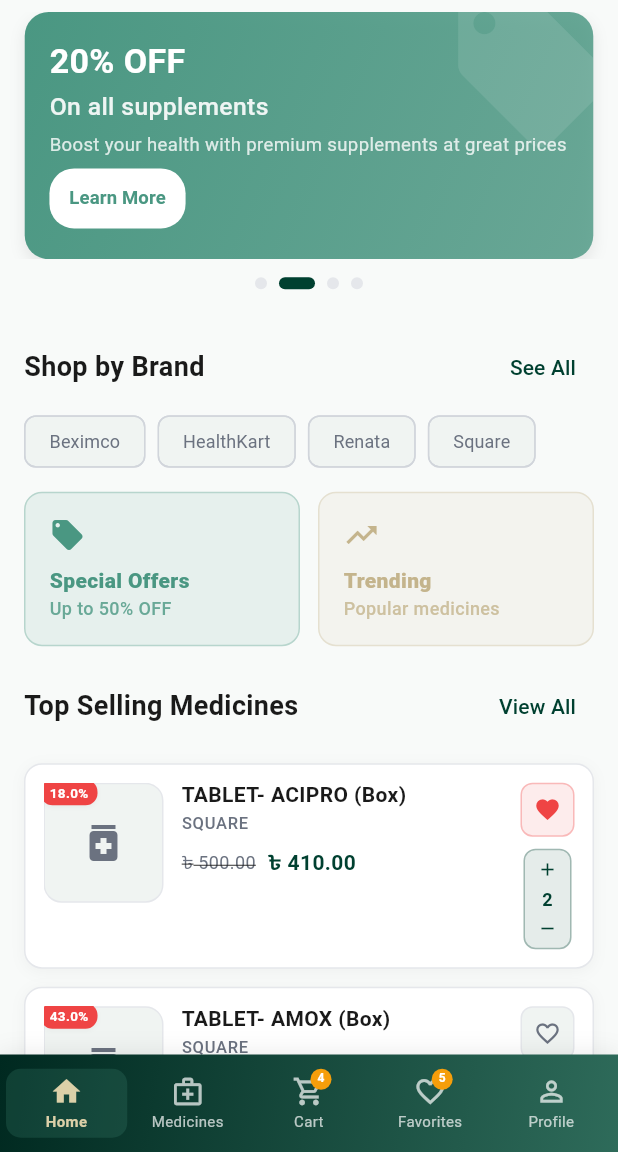
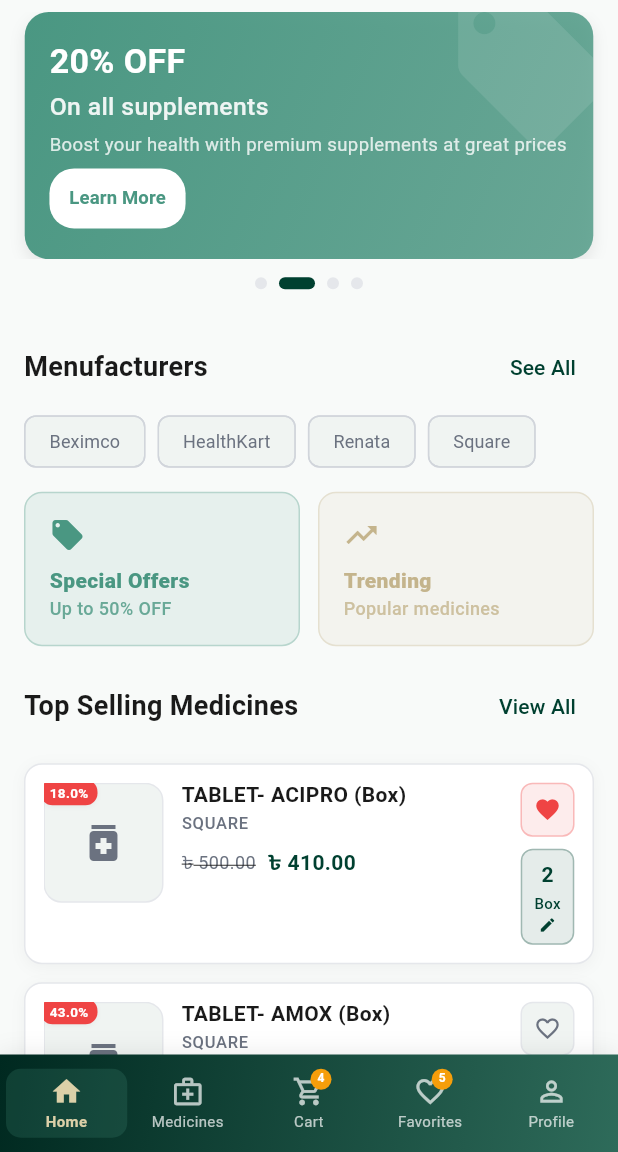
Before and after one commit to mahdi-islam-pranto/medicineMart, a Flutter app: the screen it shows after launch, on a phone screen of 412 x 824 dp, the part 84-1236 px from its top. Run offline on Flutter 3.47's test engine with Material 3 defaults, Android fonts, the phone set to English and light mode, and no system bars; our stand-ins replace equatable, flutter_bloc; network calls fail.

Commit message:
select quatity as a bottom sheet on add to cart option

```diff
--- a/lib/bloc/cubits/explore_products_cubit.dart
+++ b/lib/bloc/cubits/explore_products_cubit.dart
@@ -106,7 +106,8 @@ class ExploreProductsCubit extends Cubit<ExploreProductsState> {
         currentFilter: initialFilter,
       ));
     } catch (e) {
-      emit(ExploreProductsError(message: 'Failed to load products: ${e.toString()}'));
+      emit(ExploreProductsError(
+          message: 'Failed to load products: ${e.toString()}'));
     }
   }
 
@@ -135,7 +136,8 @@ class ExploreProductsCubit extends Cubit<ExploreProductsState> {
   void updateProductCategory(ProductCategory category) {
     final currentState = state;
     if (currentState is ExploreProductsLoaded) {
-      final newFilter = currentState.currentFilter.copyWith(productCategory: category);
+      final newFilter =
+          currentState.currentFilter.copyWith(productCategory: category);
       applyFilter(newFilter);
     }
   }
@@ -199,19 +201,24 @@ class ExploreProductsCubit extends Cubit<ExploreProductsState> {
   }
 
   /// Apply product category filter (All, Trending, Special Offer, New Product)
-  List<Medicine> _applyProductCategoryFilter(List<Medicine> products, ProductCategory category) {
+  List<Medicine> _applyProductCategoryFilter(
+      List<Medicine> products, ProductCategory category) {
     switch (category) {
       case ProductCategory.all:
         return products;
       case ProductCategory.trending:
         // For demo, return products with high discount or popular brands
-        return products.where((p) => p.discountPercentage > 20 || p.brand == 'Square').toList();
+        return products
+            .where((p) => p.discountPercentage > 20 || p.brand == 'Square')
+            .toList();
       case ProductCategory.specialOffer:
         // Return products with discounts
         return products.where((p) => p.hasDiscount).toList();
       case ProductCategory.newProduct:
         // For demo, return last few products as "new"
-        return products.length > 3 ? products.sublist(products.length - 3) : products;
+        return products.length > 3
+            ? products.sublist(products.length - 3)
+            : products;
     }
   }
 
@@ -233,10 +240,12 @@ class ExploreProductsCubit extends Cubit<ExploreProductsState> {
         sorted.sort((a, b) => b.effectivePrice.compareTo(a.effectivePrice));
         break;
       case SortOption.discountHighToLow:
-        sorted.sort((a, b) => b.discountPercentage.compareTo(a.discountPercentage));
+        sorted.sort(
+            (a, b) => b.discountPercentage.compareTo(a.discountPercentage));
         break;
       case SortOption.discountLowToHigh:
-        sorted.sort((a, b) => a.discountPercentage.compareTo(b.discountPercentage));
+        sorted.sort(
+            (a, b) => a.discountPercentage.compareTo(b.discountPercentage));
         break;
       case SortOption.deliveryDate1:
       case SortOption.deliveryDate2:
@@ -254,46 +263,53 @@ class ExploreProductsCubit extends Cubit<ExploreProductsState> {
       const Medicine(
         id: '1',
         name: '3 F 500 (20 Pcs) 500 mg',
-        quantity: '20 Pcs',
+        quantity: 'Strip',
         brand: 'Levofloxacin Hemihydrate Edruc Ltd.',
         regularPrice: 320.00,
         discountPrice: 154.22,
-        imageUrl: 'https://via.placeholder.com/150x150/E3F2FD/1976D2?text=3F500',
+        imageUrl:
+            'https://via.placeholder.com/150x150/E3F2FD/1976D2?text=3F500',
         description: 'Tablet - Levofloxacin Hemihydrate',
         requiresPrescription: false,
+        quantityOptions: [1, 2, 3, 5, 10, 15, 20],
       ),
       const Medicine(
         id: '2',
         name: '3-C 200 (3 C 200) (12 Pcs) 200 mg',
-        quantity: '12 Pcs',
+        quantity: 'Strip',
         brand: 'Cefixime Trihydrate Edruc Ltd.',
         regularPrice: 420.00,
         discountPrice: 203.98,
-        imageUrl: 'https://via.placeholder.com/150x150/FFF3E0/F57C00?text=3C200',
+        imageUrl:
+            'https://via.placeholder.com/150x150/FFF3E0/F57C00?text=3C200',
         description: 'Capsule - Cefixime Trihydrate',
         requiresPrescription: true,
+        quantityOptions: [1, 2, 3, 5, 10],
       ),
       const Medicine(
         id: '3',
         name: '3rd cef 200 (12 pcs) 200mg',
-        quantity: '12 pcs',
+        quantity: 'Strip',
         brand: 'Cefixime Medimet Pharmaceuticals LTD.',
         regularPrice: 324.00,
         discountPrice: 159.2,
-        imageUrl: 'https://via.placeholder.com/150x150/E8F5E8/4CAF50?text=3RDCEF',
+        imageUrl:
+            'https://via.placeholder.com/150x150/E8F5E8/4CAF50?text=3RDCEF',
         description: 'Tablet - Cefixime',
         requiresPrescription: false,
+        quantityOptions: [1, 2, 3, 5, 10, 15],
       ),
       const Medicine(
         id: '4',
         name: 'A B1 100 (100 Pcs) 100 mg',
-        quantity: '100 Pcs',
+        quantity: 'Bottle',
         brand: 'Thiamine Hydrochloride Acme Laboratories LTD.',
         regularPrice: 250.00,
         discountPrice: 215.00,
         imageUrl: 'https://via.placeholder.com/150x150/FFF8E1/FFC107?text=AB1',
         description: 'Tablet - Thiamine Hydrochloride',
         requiresPrescription: false,
+        quantityOptions: [1, 2, 3, 6, 12],
       ),
       // Add more sample products for better demo
       const Medicine(
@@ -305,17 +321,20 @@ class ExploreProductsCubit extends Cubit<ExploreProductsState> {
         imageUrl: 'https://via.placeholder.com/150x150/E1F5FE/0277BD?text=NAPA',
         description: 'Paracetamol for pain and fever',
         requiresPrescription: false,
+        quantityOptions: [1, 3, 5, 10, 20, 30, 50],
       ),
       const Medicine(
         id: '6',
         name: 'Syrup- Reneta-B',
-        quantity: '250ml',
+        quantity: 'Bottle',
         brand: 'Renata',
         regularPrice: 630.00,
         discountPrice: 500.00,
-        imageUrl: 'https://via.placeholder.com/150x150/FCE4EC/E91E63?text=SYRUP',
+        imageUrl:
+            'https://via.placeholder.com/150x150/FCE4EC/E91E63?text=SYRUP',
         description: 'Vitamin B complex syrup',
         requiresPrescription: false,
+        quantityOptions: [1, 2, 3, 4, 5],
       ),
       const Medicine(
         id: '7',
--- a/lib/bloc/cubits/medicine_cubit.dart
+++ b/lib/bloc/cubits/medicine_cubit.dart
@@ -122,6 +122,7 @@ class MedicineCubit extends Cubit<MedicineState> {
             'https://via.placeholder.com/150x150/E3F2FD/1976D2?text=ACIPRO',
         description: 'Pain relief and fever reducer',
         requiresPrescription: false,
+        quantityOptions: [1, 2, 3, 5, 10, 15, 20, 30],
       ),
       const Medicine(
         id: '2',
@@ -133,11 +134,12 @@ class MedicineCubit extends Cubit<MedicineState> {
         imageUrl: 'https://via.placeholder.com/150x150/FFF3E0/F57C00?text=AMOX',
         description: 'Antibiotic for bacterial infections',
         requiresPrescription: true,
+        quantityOptions: [1, 2, 3, 5, 10],
       ),
       const Medicine(
         id: '3',
         name: 'Syrup- Asthalin',
-        quantity: '100ml',
+        quantity: 'Bottle',
         brand: 'Renata',
         regularPrice: 360.00,
         discountPrice: 230.00,
@@ -145,17 +147,19 @@ class MedicineCubit extends Cubit<MedicineState> {
             'https://via.placeholder.com/150x150/E8F5E8/4CAF50?text=SYRUP',
         description: 'Antihistamine for allergies',
         requiresPrescription: false,
+        quantityOptions: [1, 2, 3, 4, 5, 6],
       ),
       const Medicine(
         id: '4',
         name: 'Capsule- Amoxicillin',
-        quantity: '500ml',
+        quantity: 'Strip',
         brand: 'Beximco',
         regularPrice: 600.00,
         discountPrice: 410.00,
         imageUrl: 'https://via.placeholder.com/150x150/FFF8E1/FFC107?text=CAPS',
         description: 'Proton pump inhibitor for acid reflux',
         requiresPrescription: false,
+        quantityOptions: [1, 2, 3, 4, 5, 10, 15, 20],
       ),
       const Medicine(
         id: '5',
@@ -166,11 +170,12 @@ class MedicineCubit extends Cubit<MedicineState> {
         imageUrl: 'https://via.placeholder.com/150x150/E1F5FE/0277BD?text=NAPA',
         description: 'Paracetamol for pain and fever',
         requiresPrescription: false,
+        quantityOptions: [1, 3, 5, 10, 20, 30, 50],
       ),
       const Medicine(
         id: '6',
         name: 'Syrup- Reneta-B',
-        quantity: '250ml',
+        quantity: 'Bottle',
         brand: 'Renata',
         regularPrice: 630.00,
         discountPrice: 500.00,
@@ -178,17 +183,19 @@ class MedicineCubit extends Cubit<MedicineState> {
             'https://via.placeholder.com/150x150/FCE4EC/E91E63?text=SYRUP',
         description: 'Vitamin B complex syrup',
         requiresPrescription: false,
+        quantityOptions: [1, 2, 3, 4, 5],
       ),
       const Medicine(
         id: '7',
         name: 'Tablet- Vitamin D3',
-        quantity: '1000 IU',
+        quantity: 'Bottle',
         brand: 'HealthKart',
         regularPrice: 1250.00,
         discountPrice: 990.00,
         imageUrl: 'https://via.placeholder.com/150x150/FFF9C4/F9A825?text=VIT',
         description: 'Vitamin D3 supplement',
         requiresPrescription: false,
+        quantityOptions: [1, 2, 3, 6, 12],
       ),
       const Medicine(
         id: '8',
@@ -199,6 +206,7 @@ class MedicineCubit extends Cubit<MedicineState> {
         imageUrl: 'https://via.placeholder.com/150x150/F3E5F5/8E24AA?text=ACE',
         description: 'ACE inhibitor for blood pressure',
         requiresPrescription: true,
+        quantityOptions: [1, 2, 3, 4, 5, 6, 10],
       ),
     ];
   }
--- a/lib/models/medicine.dart
+++ b/lib/models/medicine.dart
@@ -11,6 +11,7 @@ class Medicine extends Equatable {
   final String? imageUrl;
   final String description;
   final bool requiresPrescription;
+  final List<int> quantityOptions;
 
   const Medicine({
     required this.id,
@@ -22,6 +23,7 @@ class Medicine extends Equatable {
     this.imageUrl,
     required this.description,
     this.requiresPrescription = false,
+    this.quantityOptions = const [1, 2, 3, 4, 5, 6, 7, 8, 9, 10],
   });
 
   /// Calculate discount percentage
@@ -34,7 +36,8 @@ class Medicine extends Equatable {
   double get effectivePrice => discountPrice ?? regularPrice;
 
   /// Check if medicine has discount
-  bool get hasDiscount => discountPrice != null && discountPrice! < regularPrice;
+  bool get hasDiscount =>
+      discountPrice != null && discountPrice! < regularPrice;
 
   /// Create a copy of this medicine with updated fields
   Medicine copyWith({
@@ -47,6 +50,7 @@ class Medicine extends Equatable {
     String? imageUrl,
     String? description,
     bool? requiresPrescription,
+    List<int>? quantityOptions,
   }) {
     return Medicine(
       id: id ?? this.id,
@@ -58,6 +62,7 @@ class Medicine extends Equatable {
       imageUrl: imageUrl ?? this.imageUrl,
       description: description ?? this.description,
       requiresPrescription: requiresPrescription ?? this.requiresPrescription,
+      quantityOptions: quantityOptions ?? this.quantityOptions,
     );
   }
 
@@ -73,6 +78,7 @@ class Medicine extends Equatable {
       'imageUrl': imageUrl,
       'description': description,
       'requiresPrescription': requiresPrescription,
+      'quantityOptions': quantityOptions,
     };
   }
 
@@ -90,6 +96,9 @@ class Medicine extends Equatable {
       imageUrl: json['imageUrl'] as String?,
       description: json['description'] as String,
       requiresPrescription: json['requiresPrescription'] as bool? ?? false,
+      quantityOptions: json['quantityOptions'] != null
+          ? List<int>.from(json['quantityOptions'] as List)
+          : const [1, 2, 3, 4, 5, 6, 7, 8, 9, 10],
     );
   }
 
@@ -104,6 +113,7 @@ class Medicine extends Equatable {
         imageUrl,
         description,
         requiresPrescription,
+        quantityOptions,
       ];
 
   @override
--- a/lib/screens/homepage.dart
+++ b/lib/screens/homepage.dart
@@ -178,7 +178,7 @@ class _HomePageState extends State<HomePage> {
             mainAxisAlignment: MainAxisAlignment.spaceBetween,
             children: [
               const Text(
-                'Shop by Brand',
+                'Menufacturers',
                 style: TextStyle(
                   fontSize: 18,
                   fontWeight: FontWeight.w600,
--- a/lib/widgets/medicine_card.dart
+++ b/lib/widgets/medicine_card.dart
@@ -1,6 +1,7 @@
 import 'package:flutter/material.dart';
 import '../theme/app_colors.dart';
 import '../models/models.dart';
+import 'quantity_selector.dart';
 
 /// MedicineCard - A modern horizontal card widget for displaying medicine information
 ///
@@ -34,8 +35,6 @@ class MedicineCard extends StatefulWidget {
 }
 
 class _MedicineCardState extends State<MedicineCard> {
-  int _selectedQuantity = 1;
-
   @override
   Widget build(BuildContext context) {
     // Get screen dimensions for responsive design
@@ -275,9 +274,11 @@ class _MedicineCardState extends State<MedicineCard> {
   /// Builds cart button with quantity controls or add button
   Widget _buildCartButton() {
     if (widget.cartQuantity > 0) {
-      // Show quantity controls when item is in cart
-      return Container(
-        padding: const EdgeInsets.symmetric(horizontal: 4, vertical: 2),
+      // Show quantity display and edit button when item is in cart
+      return GestureDetector(
+        onTap: () => _showQuantitySelector(),
+        child: Container(
+          padding: const EdgeInsets.symmetric(horizontal: 8, vertical: 6),
           decoration: BoxDecoration(
             color: AppColors.primary.withOpacity(0.1),
             borderRadius: BorderRadius.circular(8),
@@ -287,59 +288,46 @@ class _MedicineCardState extends State<MedicineCard> {
             ),
           ),
           child: Column(
+            mainAxisSize: MainAxisSize.min,
             children: [
-            // Increase quantity
-            GestureDetector(
-              onTap: () {
-                widget.onAddToCart(widget.medicine, widget.cartQuantity + 1);
-              },
-              child: Container(
-                padding: const EdgeInsets.all(4),
-                child: const Icon(
-                  Icons.add,
-                  color: AppColors.primary,
-                  size: 14,
-                ),
-              ),
-            ),
-
               // Current quantity
               Text(
                 '${widget.cartQuantity}',
                 style: const TextStyle(
                   color: AppColors.primary,
-                fontSize: 12,
+                  fontSize: 14,
                   fontWeight: FontWeight.w600,
                 ),
               ),
 
-            // Decrease quantity
-            GestureDetector(
-              onTap: () {
-                if (widget.cartQuantity > 1) {
-                  widget.onAddToCart(widget.medicine, widget.cartQuantity - 1);
-                } else {
-                  widget.onAddToCart(widget.medicine, 0); // Remove from cart
-                }
-              },
-              child: Container(
-                padding: const EdgeInsets.all(4),
-                child: Icon(
-                  widget.cartQuantity > 1 ? Icons.remove : Icons.delete_outline,
+              const SizedBox(height: 2),
+
+              // Unit name
+              Text(
+                widget.medicine.quantity,
+                style: const TextStyle(
                   color: AppColors.primary,
-                  size: 14,
+                  fontSize: 10,
+                  fontWeight: FontWeight.w500,
                 ),
               ),
+
+              const SizedBox(height: 2),
+
+              // Edit icon
+              const Icon(
+                Icons.edit,
+                color: AppColors.primary,
+                size: 12,
               ),
             ],
+          ),
         ),
       );
     } else {
       // Show add to cart button when item is not in cart
       return GestureDetector(
-        onTap: () {
-          widget.onAddToCart(widget.medicine, _selectedQuantity);
-        },
+        onTap: () => _showQuantitySelector(),
         child: Container(
           padding: const EdgeInsets.all(8),
           decoration: BoxDecoration(
@@ -362,4 +350,17 @@ class _MedicineCardState extends State<MedicineCard> {
       );
     }
   }
+
+  /// Shows the quantity selector bottom sheet
+  void _showQuantitySelector() {
+    showQuantitySelector(
+      context: context,
+      quantityOptions: widget.medicine.quantityOptions,
+      selectedQuantity: widget.cartQuantity > 0 ? widget.cartQuantity : 1,
+      unitName: widget.medicine.quantity,
+      onQuantitySelected: (quantity) {
+        widget.onAddToCart(widget.medicine, quantity);
+      },
+    );
   }
+}
```
Also changed, not shown: lib/screens/cart_page.dart (+49 -33 lines), lib/widgets/quantity_selector.dart (added, +251 -0 lines). Lines whose indentation alone changed are shown as unchanged.
